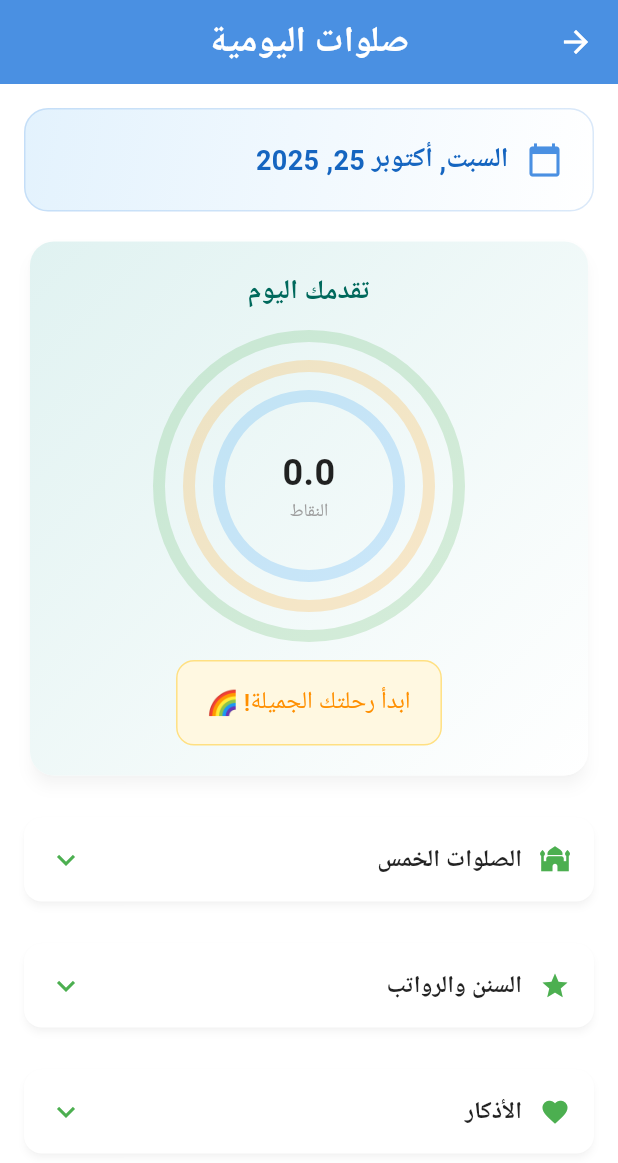
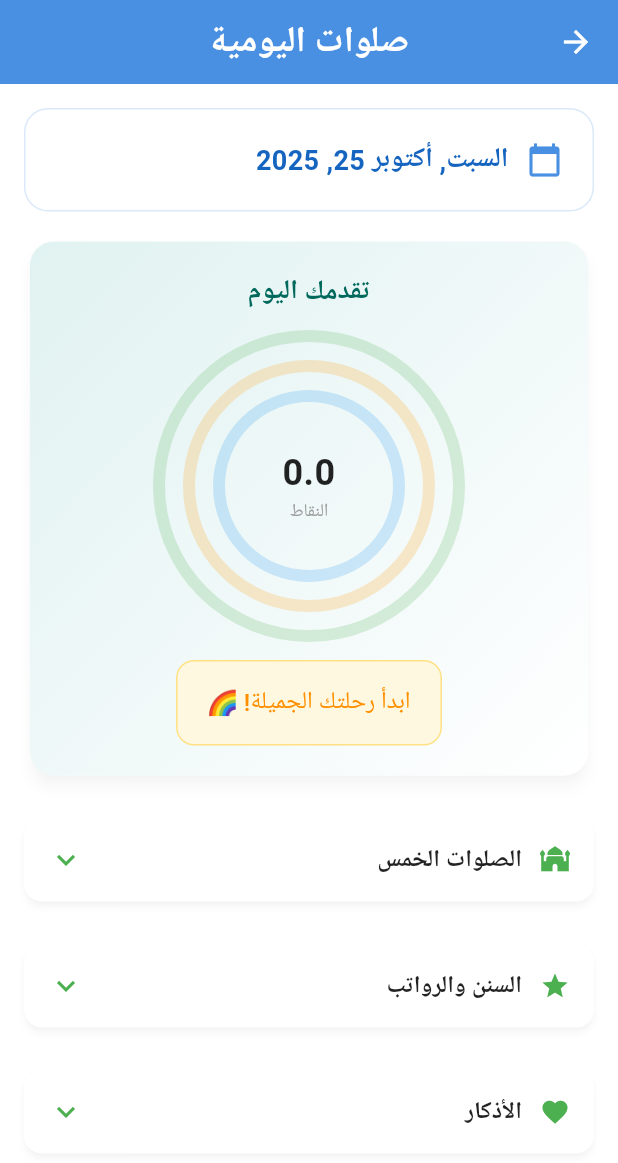
Before and after one commit to ithabetz/daily-muslim-routine-kids, a Flutter app: the MainMenuScreen screen opened by its route, after a tap on "صلوات اليومية", on a phone screen of 412 x 824 dp. Shown: the top 1163 px of the screen. Run offline on Flutter 3.47's test engine with Material 3 defaults, Android fonts, the phone set to English and light mode, and no system bars; our stand-ins replace adhan, cloud_firestore, firebase_auth, firebase_core, flutter_local_notifications, geocoding and 3 more; accounts and stored records are empty.

Commit message:
Fix UI II

```diff
--- a/lib/screens/prayers_screen.dart
+++ b/lib/screens/prayers_screen.dart
@@ -211,11 +211,7 @@ class _PrayersScreenState extends State<PrayersScreen> {
     return Container(
       padding: const EdgeInsets.all(20),
       decoration: BoxDecoration(
-        gradient: LinearGradient(
-          colors: [KidTheme.lightBlueBg, Colors.white],
-          begin: Alignment.topLeft,
-          end: Alignment.bottomRight,
-        ),
+        color: Colors.white,
         borderRadius: BorderRadius.circular(16),
         border: Border.all(color: KidTheme.primaryBlue.withOpacity(0.2)),
       ),
@@ -280,11 +276,7 @@ class _PrayersScreenState extends State<PrayersScreen> {
     return Container(
       padding: const EdgeInsets.all(16),
       decoration: BoxDecoration(
-        gradient: LinearGradient(
-          colors: [KidTheme.lightBlueBg, Colors.white],
-          begin: Alignment.topLeft,
-          end: Alignment.bottomRight,
-        ),
+        color: Colors.white,
         borderRadius: BorderRadius.circular(12),
         border: Border.all(color: KidTheme.primaryBlue.withOpacity(0.2)),
       ),
@@ -337,32 +329,20 @@ class _PrayersScreenState extends State<PrayersScreen> {
 
 
   Widget _buildKidsPrayerCard(PrayerTask prayer) {
-    return Card(
-      elevation: 2,
-      shape: RoundedRectangleBorder(
+    return Container(
+      decoration: BoxDecoration(
         borderRadius: BorderRadius.circular(KidTheme.standardCardBorderRadius),
       ),
-      child: Container(
-        decoration: BoxDecoration(
-          borderRadius: BorderRadius.circular(KidTheme.standardCardBorderRadius),
-        ),
-        child: PrayerCard(prayer: prayer),
-      ),
+      child: PrayerCard(prayer: prayer),
     );
   }
 
   Widget _buildKidsSunnahCard(SunnahPrayer prayer) {
-    return Card(
-      elevation: 2,
-      shape: RoundedRectangleBorder(
+    return Container(
+      decoration: BoxDecoration(
         borderRadius: BorderRadius.circular(KidTheme.standardCardBorderRadius),
       ),
-      child: Container(
-        decoration: BoxDecoration(
-          borderRadius: BorderRadius.circular(KidTheme.standardCardBorderRadius),
-        ),
-        child: SunnahPrayerCard(prayer: prayer),
-      ),
+      child: SunnahPrayerCard(prayer: prayer),
     );
   }
 
--- a/lib/widgets/base_islamic_screen.dart
+++ b/lib/widgets/base_islamic_screen.dart
@@ -39,6 +39,7 @@ class _BaseIslamicScreenState extends State<BaseIslamicScreen> {
     final l10n = AppLocalizations.of(context)!;
 
     return Scaffold(
+      backgroundColor: Colors.white,
       appBar: AppBar(
         title: Text(widget.title),
         backgroundColor: KidTheme.primaryBlue,
@@ -66,7 +67,9 @@ class _BaseIslamicScreenState extends State<BaseIslamicScreen> {
             return Center(child: Text(l10n.noData));
           }
 
-          return RefreshIndicator(
+          return Container(
+            color: Colors.white,
+            child: RefreshIndicator(
               onRefresh: widget.onRefresh ?? () async {},
               child: SingleChildScrollView(
                 physics: const AlwaysScrollableScrollPhysics(),
@@ -88,6 +91,7 @@ class _BaseIslamicScreenState extends State<BaseIslamicScreen> {
 
                       const SizedBox(height: 24),
                     ],
+                  ),
                 ),
               ),
             ),
```
Also changed, not shown: lib/theme/kid_theme.dart (+12 -38 lines), lib/widgets/azkar_card.dart (+8 -1 lines), lib/widgets/prayer_card.dart (+11 -4 lines), lib/widgets/sunnah_prayer_card.dart (+10 -3 lines). Lines whose indentation alone changed are shown as unchanged.
